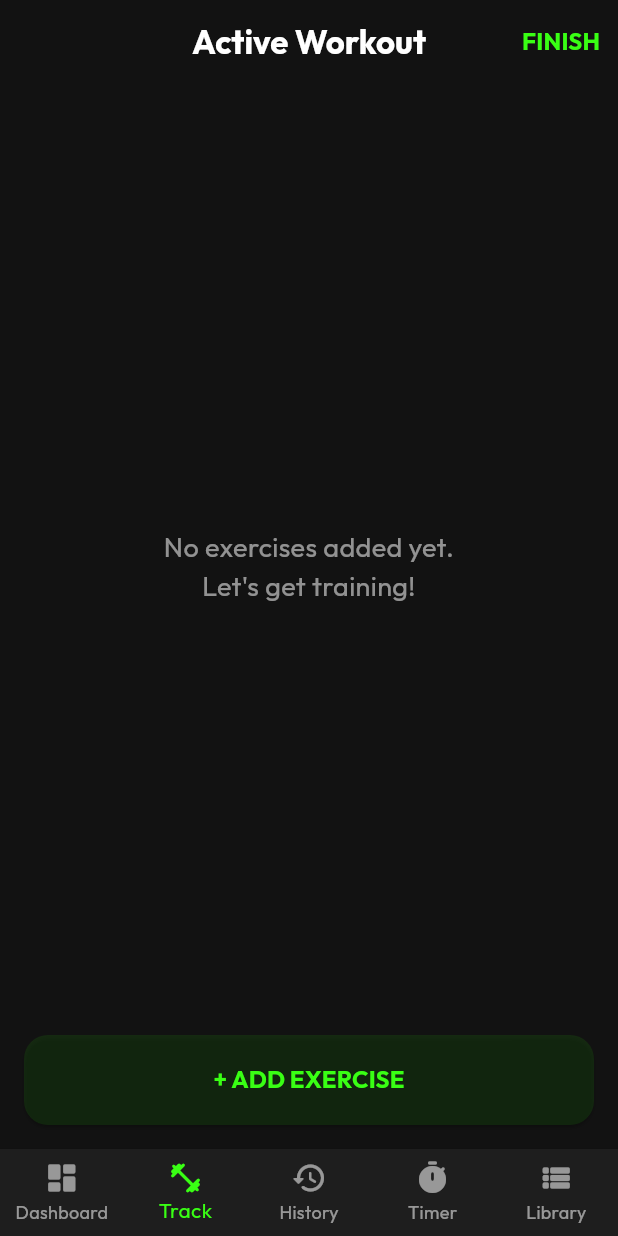
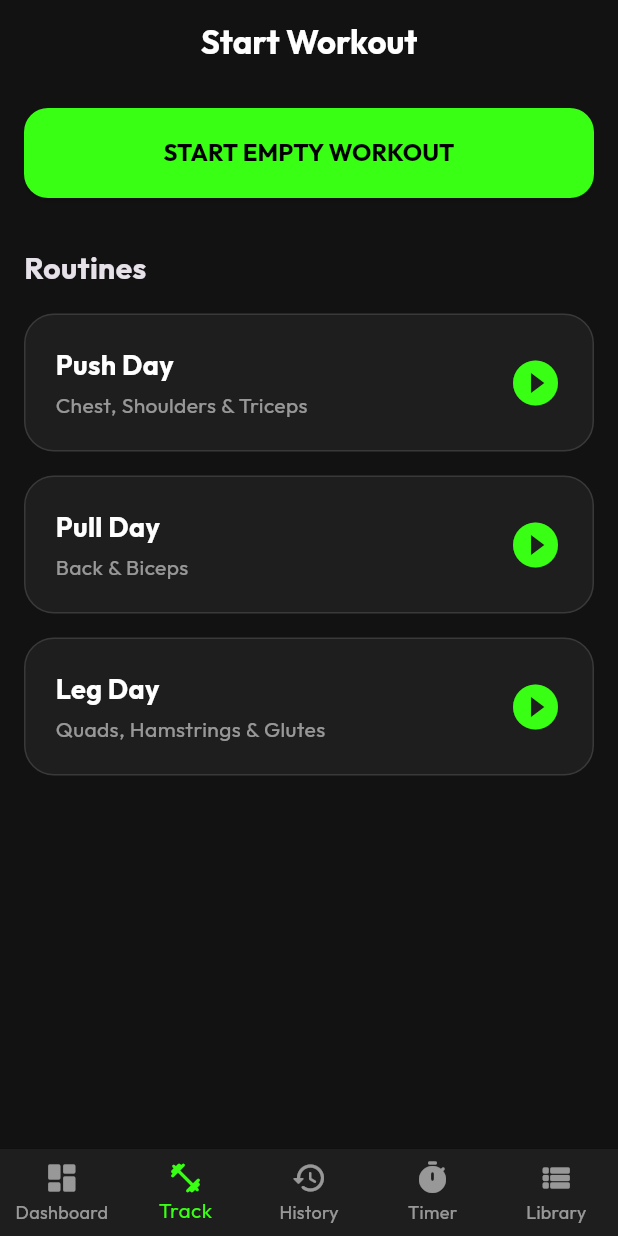
Before and after one commit to adeeburrahman11/trainova, a Flutter app: the screen it shows after launch, item 2 of the bottom bar chosen, on a phone screen of 412 x 824 dp. Run offline on Flutter 3.47's test engine with Material 3 defaults, Android fonts, the phone set to English and light mode, and no system bars; our stand-ins replace fl_chart, google_fonts, image_picker; network calls fail.

Commit message:
implement track screen for managing active workouts and preset routines

```diff
--- a/lib/screens/track_screen.dart
+++ b/lib/screens/track_screen.dart
@@ -12,16 +12,54 @@ class TrackScreen extends StatefulWidget {
 class _TrackScreenState extends State<TrackScreen> {
   final List<TrackedExercise> _exercises = [];
   late DateTime _startTime;
+  bool _isWorkoutActive = false;
+  String _workoutTitle = 'Freestyle Workout';
 
-  @override
-  void initState() {
-    super.initState();
-    _startTime = DateTime.now();
-  }
+  final List<Map<String, dynamic>> _presets = [
+    {
+      'title': 'Push Day',
+      'subtitle': 'Chest, Shoulders & Triceps',
+      'exercises': ['Barbell Bench Press', 'Incline Dumbbell Press', 'Tricep Rope Pushdown']
+    },
+    {
+      'title': 'Pull Day',
+      'subtitle': 'Back & Biceps',
+      'exercises': ['Pull-Up', 'Barbell Row', 'Barbell Bicep Curl']
+    },
+    {
+      'title': 'Leg Day',
+      'subtitle': 'Quads, Hamstrings & Glutes',
+      'exercises': ['Barbell Back Squat', 'Leg Press', 'Romanian Deadlift (RDL)']
+    },
+  ];
 
   @override
   void dispose() {
     super.dispose();
+  }
+
+  void _startPresetWorkout(Map<String, dynamic> preset) {
+    setState(() {
+      _workoutTitle = preset['title'];
+      _exercises.clear();
+      for (String exName in preset['exercises']) {
+        _exercises.add(TrackedExercise(
+          name: exName,
+          sets: [ExerciseSet(), ExerciseSet(), ExerciseSet()], // prefill 3 sets
+        ));
+      }
+      _startTime = DateTime.now();
+      _isWorkoutActive = true;
+    });
+  }
+
+  void _startEmptyWorkout() {
+    setState(() {
+      _workoutTitle = 'Freestyle Workout';
+      _exercises.clear();
+      _startTime = DateTime.now();
+      _isWorkoutActive = true;
+    });
   }
 
   void _addExercise() {
@@ -34,7 +72,7 @@ class _TrackScreenState extends State<TrackScreen> {
           title: const Text('Add Exercise'),
           content: TextField(
             controller: controller,
-            decoration: const InputDecoration(hintText: 'e.g. Bench Press'),
+            decoration: const InputDecoration(hintText: 'e.g. Lunges'),
             autofocus: true,
             textCapitalization: TextCapitalization.words,
           ),
@@ -101,10 +139,9 @@ class _TrackScreenState extends State<TrackScreen> {
             onPressed: () {
               Navigator.pop(context);
               setState(() {
-                // Save out the session
                 final session = WorkoutSession(
                   id: DateTime.now().millisecondsSinceEpoch.toString(),
-                  title: 'Tracked Workout',
+                  title: _workoutTitle,
                   date: DateTime.now(),
                   durationSeconds: DateTime.now().difference(_startTime).inSeconds,
                   exercises: List.from(_exercises), // copy
@@ -112,7 +149,7 @@ class _TrackScreenState extends State<TrackScreen> {
                 WorkoutState.instance.addSession(session);
 
                 _exercises.clear();
-                _startTime = DateTime.now(); // reset
+                _isWorkoutActive = false;
               });
               ScaffoldMessenger.of(context).showSnackBar(
                 const SnackBar(content: Text('Workout saved successfully!')),
@@ -128,12 +165,94 @@ class _TrackScreenState extends State<TrackScreen> {
 
   @override
   Widget build(BuildContext context) {
+    if (!_isWorkoutActive) {
+      return _buildPresetSelectionMode(context);
+    }
+    return _buildActiveWorkoutMode(context);
+  }
+
+  Widget _buildPresetSelectionMode(BuildContext context) {
     return Scaffold(
       appBar: AppBar(
-        title: const Text('Active Workout', style: TextStyle(fontWeight: FontWeight.bold)),
+        title: const Text('Start Workout', style: TextStyle(fontWeight: FontWeight.bold)),
         centerTitle: true,
         backgroundColor: Colors.transparent,
         elevation: 0,
+      ),
+      body: Padding(
+        padding: const EdgeInsets.all(16.0),
+        child: Column(
+          crossAxisAlignment: CrossAxisAlignment.stretch,
+          children: [
+            ElevatedButton(
+              onPressed: _startEmptyWorkout,
+              style: ElevatedButton.styleFrom(
+                backgroundColor: Theme.of(context).colorScheme.primary,
+                foregroundColor: Colors.black,
+                minimumSize: const Size.fromHeight(60),
+                shape: RoundedRectangleBorder(borderRadius: BorderRadius.circular(16)),
+              ),
+              child: const Text('START EMPTY WORKOUT', style: TextStyle(fontWeight: FontWeight.bold, fontSize: 16)),
+            ),
+            const SizedBox(height: 32),
+            const Text('Routines', style: TextStyle(fontSize: 20, fontWeight: FontWeight.bold)),
+            const SizedBox(height: 16),
+            Expanded(
+              child: ListView.builder(
+                itemCount: _presets.length,
+                itemBuilder: (context, index) {
+                  final preset = _presets[index];
+                  return GestureDetector(
+                    onTap: () => _startPresetWorkout(preset),
+                    child: Container(
+                      margin: const EdgeInsets.only(bottom: 16),
+                      padding: const EdgeInsets.all(20),
+                      decoration: BoxDecoration(
+                        color: Theme.of(context).colorScheme.surface,
+                        borderRadius: BorderRadius.circular(20),
+                        border: Border.all(color: Colors.white12),
+                      ),
+                      child: Row(
+                        mainAxisAlignment: MainAxisAlignment.spaceBetween,
+                        children: [
+                          Column(
+                            crossAxisAlignment: CrossAxisAlignment.start,
+                            children: [
+                              Text(preset['title'], style: const TextStyle(fontWeight: FontWeight.bold, fontSize: 18, color: Colors.white)),
+                              const SizedBox(height: 4),
+                              Text(preset['subtitle'], style: const TextStyle(color: Colors.white54, fontSize: 14)),
+                            ],
+                          ),
+                          Icon(Icons.play_circle_fill, color: Theme.of(context).colorScheme.primary, size: 36),
+                        ],
+                      ),
+                    ),
+                  );
+                },
+              ),
+            ),
+          ],
+        ),
+      ),
+    );
+  }
+
+  Widget _buildActiveWorkoutMode(BuildContext context) {
+    return Scaffold(
+      appBar: AppBar(
+        title: Text(_workoutTitle, style: const TextStyle(fontWeight: FontWeight.bold)),
+        centerTitle: true,
+        backgroundColor: Colors.transparent,
+        elevation: 0,
+        leading: IconButton(
+          icon: const Icon(Icons.arrow_back),
+          onPressed: () {
+            // Cancel current workout securely
+            setState(() {
+              _isWorkoutActive = false;
+            });
+          },
+        ),
         actions: [
           TextButton(
             onPressed: _finishWorkout,
```
